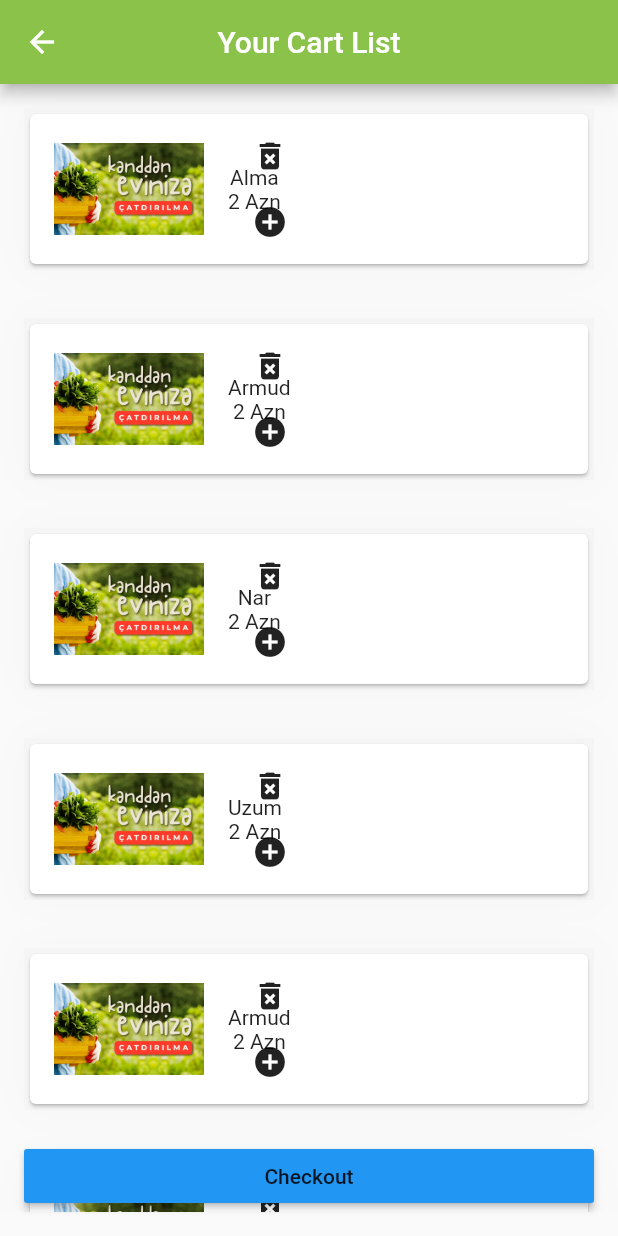
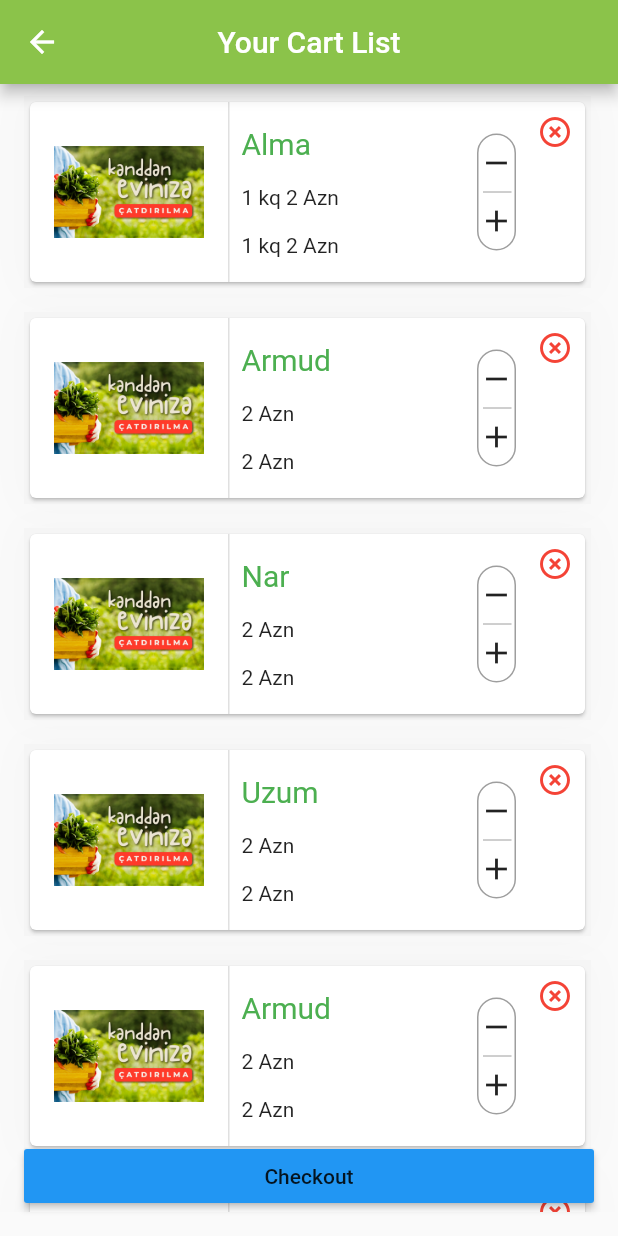
Before and after one commit to konuleminova/redux_sign_in_demo, a Flutter app: the ShoppingCartPage screen opened by its route, on a phone screen of 412 x 824 dp. Run offline on Flutter 3.47's test engine with Material 2 defaults, Android fonts, the phone set to English and light mode, and no system bars; our stand-ins replace flutter_redux, redux, redux_thunk, shared_preferences; accounts and stored records are empty.

Commit message:
shopping cart part1

```diff
--- a/lib/ui/page/shopping_cart.dart
+++ b/lib/ui/page/shopping_cart.dart
@@ -26,7 +26,7 @@ class ShoppingCartPageState extends State<ShoppingCartPage> {
         onInit: (store) {
           shopItems = new List<ShopItem>();
           shopItems.add(new ShopItem(
-              title: "Alma", description: "Dummy Text", price: "2 Azn"));
+              title: "Alma", description: "Dummy Text", price: "1 kq 2 Azn"));
           shopItems.add(new ShopItem(
               title: "Armud", description: "Dummy Text", price: "2 Azn"));
           shopItems.add(new ShopItem(
@@ -63,12 +63,14 @@ class ShoppingCartPageState extends State<ShoppingCartPage> {
                                   new BoxShadow(
                                       color: Colors.grey[100], blurRadius: 20)
                                 ]),
-                            margin: EdgeInsets.all(16),
+                            margin: EdgeInsets.only(
+                                left: 16, right: 18, top: 8, bottom: 8),
                             child: new Card(
                               child: new SizedBox(
-                                  height: 100,
+                                  height: 120,
                                   width: width,
                                   child: new Row(
+                                    mainAxisSize: MainAxisSize.max,
                                     children: <Widget>[
                                       new Container(
                                         margin: EdgeInsets.all(16),
@@ -81,53 +83,104 @@ class ShoppingCartPageState extends State<ShoppingCartPage> {
                                         alignment:
                                             AlignmentDirectional.centerStart,
                                       ),
-                                      new Stack(
+                                      new Container(
+                                        margin: EdgeInsets.only(right: 8),
+                                        decoration: _verticalDivider(),
+                                      ),
+                                      new Expanded(
+                                        // color: Colors.red,
+                                        child: new Stack(
                                           children: <Widget>[
                                             new Container(
                                               child: new Column(
-                                              mainAxisSize: MainAxisSize.min,
+                                                crossAxisAlignment:
+                                                    CrossAxisAlignment.start,
+                                                mainAxisAlignment:
+                                                    MainAxisAlignment
+                                                        .spaceEvenly,
                                                 children: <Widget>[
                                                   new Container(
-                                                  child:
-                                                      new Text(shopItem.title),
+                                                    child: new Text(
+                                                      shopItem.title,
+                                                      style: new TextStyle(
+                                                          color: Colors.green,
+                                                          fontSize: 20),
+                                                    ),
                                                   ),
                                                   new Container(
-                                                  child:
-                                                      new Text(shopItem.price),
+                                                    child: new Text(
+                                                        shopItem.price),
+                                                  ),
+                                                  new Container(
+                                                    child: new Text(
+                                                        shopItem.price),
                                                   ),
                                                 ],
                                               ),
-                                            alignment: FractionalOffset.center,
+                                              alignment:
+                                                  FractionalOffset.centerLeft,
                                             ),
-                                          new Container(
+                                            new Positioned(
+                                                right: 30,
+                                                top: 5,
+                                                bottom: 5,
+                                                child: new Container(
                                                   margin: EdgeInsets.all(16),
+                                                  child: new Container(
+                                                    decoration: new BoxDecoration(
+                                                        border: new Border.all(
+                                                            color: Colors.grey),
+                                                        borderRadius:
+                                                            new BorderRadius
+                                                                .circular(20)),
                                                     child: new Column(
+                                                      mainAxisSize:
+                                                          MainAxisSize.max,
                                                       mainAxisAlignment:
                                                           MainAxisAlignment
-                                                        .spaceBetween,
+                                                              .spaceEvenly,
                                                       children: <Widget>[
                                                         new GestureDetector(
                                                           child: new Container(
                                                             child: new Icon(
-                                                          Icons.delete_forever),
+                                                                Icons.remove),
                                                           ),
+                                                        ),
+                                                        SizedBox(
+                                                          width: 20,
+                                                          child: Divider(
+                                                            color: Colors.grey,
+                                                            indent: 1,
+                                                            height: 2,
+                                                          ),
+                                                        ),
+                                                        new Container(
+                                                          child: new Icon(
+                                                              Icons.add),
+                                                        )
+                                                      ],
+                                                    ),
+                                                  ),
+                                                )),
+                                            new GestureDetector(
                                               onTap: () {
                                                 return viewModel
                                                     .removeItem(shopItem);
                                                 print(viewModel.shopItems
                                                     .toString());
                                               },
+                                              child: new Container(
+                                                margin: EdgeInsets.all(8),
+                                                alignment: Alignment.topRight,
+                                                child: new Icon(
+                                                  Icons.highlight_off,
+                                                  color: Colors.red,
                                                 ),
-                                                  new Container(
-                                                    child: new Icon(
-                                                        Icons.add_circle),
+                                              ),
                                             )
                                           ],
                                         ),
-                                              alignment: AlignmentDirectional(
-                                                  1.0, 0.0))
-                                        ],
-                                      ),
+                                      )
                                     ],
                                   )),
                             )))
@@ -153,4 +206,13 @@ class ShoppingCartPageState extends State<ShoppingCartPage> {
           );
         });
   }
+
+  _verticalDivider() => BoxDecoration(
+        border: Border(
+          right: BorderSide(
+            color: Theme.of(context).dividerColor,
+            width: 1,
+          ),
+        ),
+      );
 }
```
Lines whose indentation alone changed are shown as unchanged.
